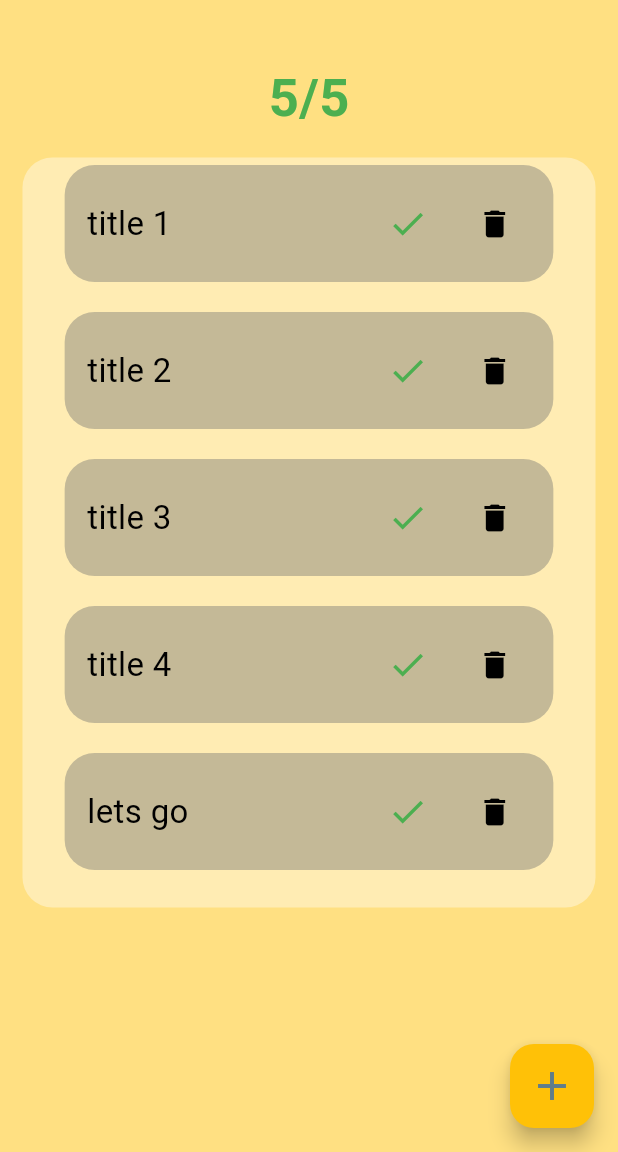
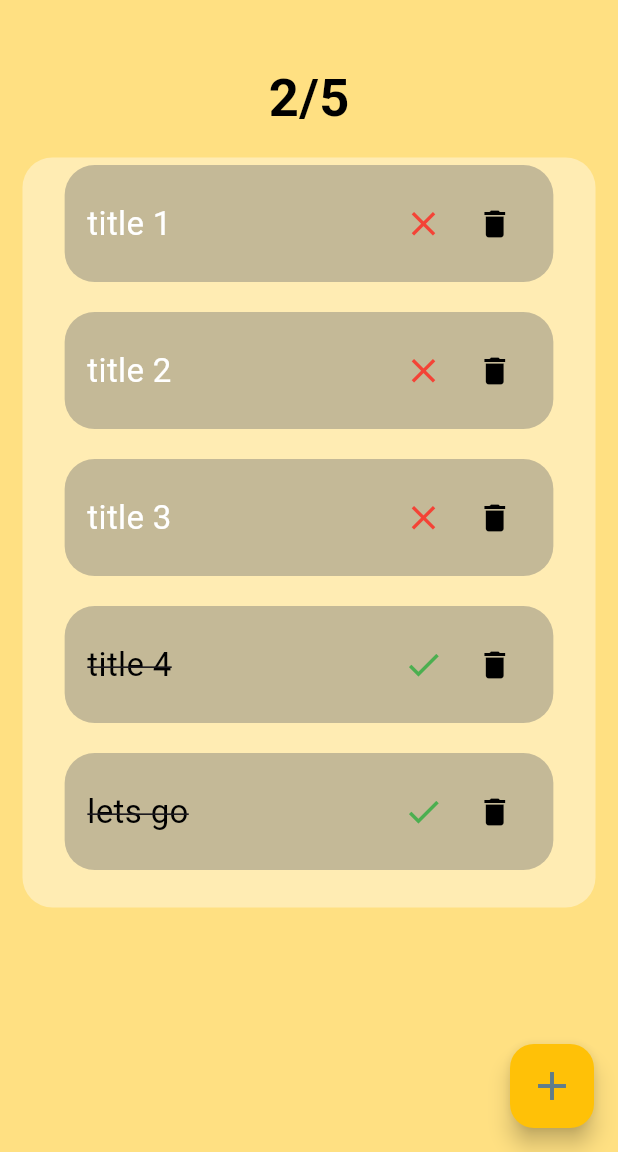
Before and after one commit to Diaf-Abderrahmane/to_do_flutter_app, a Flutter app: the screen it shows after launch, on a phone screen of 412 x 824 dp, the part 84-1236 px from its top. Run offline on Flutter 3.47's test engine with Material 3 defaults, Android fonts, the phone set to English and light mode, and no system bars.

Commit message:
Change Todo Status

```diff
--- a/lib/main.dart
+++ b/lib/main.dart
@@ -40,9 +40,9 @@ class Task {
 
 class _TodoAppState extends State<TodoApp> {
   List allTasks = [
-    Task(title: "title 1", status: true),
-    Task(title: "title 2", status: true),
-    Task(title: "title 3", status: true),
+    Task(title: "title 1", status: false),
+    Task(title: "title 2", status: false),
+    Task(title: "title 3", status: false),
     Task(title: "title 4", status: true),
     Task(title: "lets go", status: true),
   ];
@@ -54,6 +54,12 @@ class _TodoAppState extends State<TodoApp> {
         Task(title: myController.text, status: false),
       );
       // myText = myController.text;
+    });
+  }
+
+  changeStatus(int taskIndex) {
+    setState(() {
+      allTasks[taskIndex].status = !allTasks[taskIndex].status;
     });
   }
 
@@ -179,6 +185,7 @@ class _TodoAppState extends State<TodoApp> {
                     itemCount: allTasks.length,
                     itemBuilder: (BuildContext context, int index) {
                       return Todocard(
+                        changeStatus: changeStatus,
                         delete: deleteTask,
                         index: index,
                         vartitle: allTasks[index].title,
--- a/lib/widgets/todo_card.dart
+++ b/lib/widgets/todo_card.dart
@@ -9,13 +9,15 @@ class Todocard extends StatelessWidget {
       required this.index,
       required this.vartitle,
       required this.doneOrNot,
-      required this.delete})
+      required this.delete,
+      required this.changeStatus})
       : super(key: key);
 
   final String vartitle;
   final bool doneOrNot;
   final int index;
   final Function delete;
+  final Function changeStatus;
 
   @override
   Widget build(BuildContext context) {
@@ -35,18 +37,23 @@ class Todocard extends StatelessWidget {
               vartitle,
               style: TextStyle(
                 fontSize: 22,
-                color: Colors.black,
+                decoration: doneOrNot
+                    ? TextDecoration.lineThrough
+                    : TextDecoration.none,
+                color: doneOrNot ? Colors.black : Colors.white,
               ),
             ),
             Row(
               children: [
-                IconButton(
-                  onPressed: () {
-                    if (!doneOrNot) {}
+                GestureDetector(
+                  onTap: () {
+                    changeStatus(index);
                   },
-                  icon: Icon(doneOrNot ? Icons.check : Icons.close),
-                  color: doneOrNot ? Colors.green : Colors.red,
-                  iconSize: 27,
+                  child: Icon(
+                    doneOrNot ? Icons.check : Icons.close,
+                    color: doneOrNot ? Colors.green : Colors.red,
+                    size: 27,
+                  ),
                 ),
                 SizedBox(
                   width: 10,
```
